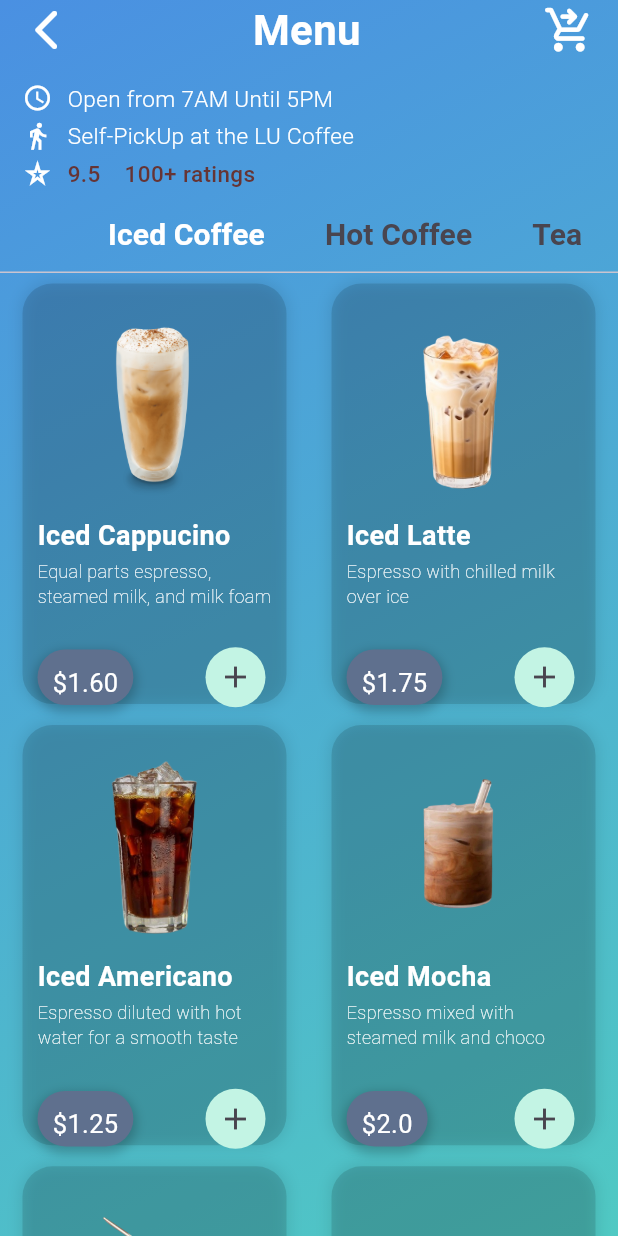
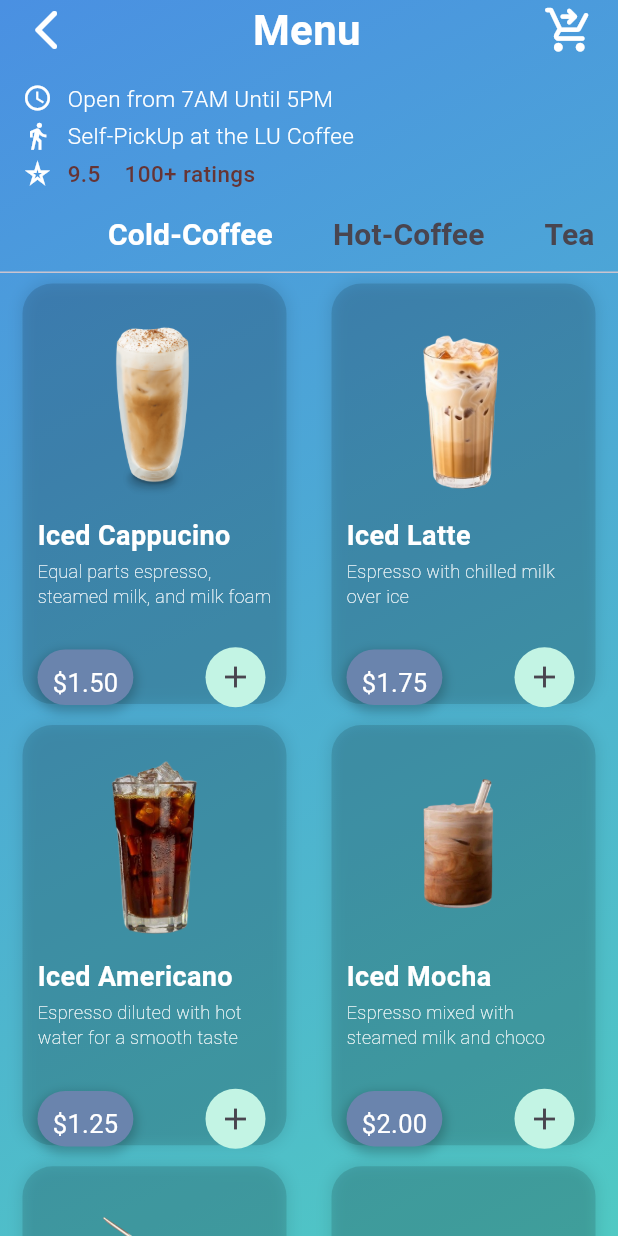
Before and after one commit to lengponay/lucafe, a Flutter app: the MenuPage screen opened by its route, on a phone screen of 412 x 824 dp. Run offline on Flutter 3.47's test engine with Material 3 defaults, Android fonts, the phone set to English and light mode, and no system bars; our stand-ins replace curved_navigation_bar, flutter_slidable, google_fonts; network calls fail.

Commit message:
itemsWidget finsihed-1

```diff
--- a/lib/components/imageCarousel.dart
+++ b/lib/components/imageCarousel.dart
@@ -13,6 +13,9 @@ class _ImageCarouselState extends State<ImageCarousel> {
   int _currentPage = 0;
 
   final List<String> categories = [
+    'lib/images/drinkItems/1a.png',
+    'lib/images/drinkItems/2a.png',
+    'lib/images/drinkItems/3a.png',
     'lib/images/drinkItems/dt4.png',
     'lib/images/drinkItems/dt1.png',
     'lib/images/drinkItems/dt2.png',
--- a/lib/main.dart
+++ b/lib/main.dart
@@ -41,9 +41,7 @@ class _MyAppState extends State<MyApp> {
         '/menu': (context) => MenuPage(),
         '/notification': (context) => Notificationpage(),
         "/order": (context) => OrderPage(),
-        "/payment": (context) => PaymentPage(
-              orderItems: [],
-            ),
+        "/payment": (context) => PaymentPage(orderItems: [],),
         "/trackOrder": (context) => TrackOrder(),
         "/account": (context) => ProfilePage(),
         "/signIn": (context) => SignInPage(),
--- a/lib/pages/IntroPage/singInPage.dart
+++ b/lib/pages/IntroPage/singInPage.dart
@@ -8,7 +8,7 @@ class SignInPage extends StatelessWidget {
   final username = TextEditingController();
   final password = TextEditingController();
 
-   SignInPage({super.key});
+  SignInPage({super.key});
 
   @override
   Widget build(BuildContext context) {
--- a/lib/pages/Order/order.dart
+++ b/lib/pages/Order/order.dart
@@ -345,7 +345,7 @@ class _OrderPageState extends State<OrderPage> {
                             ),
                           ),
                           Text(
-                            "-\$0.00", // Update this value as per the coupon discount logic
+                            "-\0.00៛", // Update this value as per the coupon discount logic
                             style: TextStyle(
                               fontSize: 16,
                             ),
--- a/lib/pages/homePage.dart
+++ b/lib/pages/homePage.dart
@@ -35,7 +35,7 @@ class _HomePageState extends State<HomePage> {
     return Container(
       decoration: BoxDecoration(
         gradient: LinearGradient(
-          colors: [Color(0xFF4A90E2), Color(0xFF50C9C3)],
+          colors: [Color.fromARGB(255, 51, 104, 165), Color.fromARGB(255, 61, 149, 145)],
           begin: Alignment.topLeft,
           end: Alignment.bottomRight,
         ),
--- a/lib/pages/menu.dart
+++ b/lib/pages/menu.dart
@@ -35,7 +35,7 @@ class MenuPage extends StatelessWidget {
                       children: [
                         InkWell(
                           onTap: () {
-                            Navigator.pushNamed(context, "/");
+                            Navigator.pushNamed(context, "/home");
                           },
                           child: Icon(
                             Icons.arrow_back_ios_new_rounded,
@@ -141,8 +141,8 @@ class MenuPage extends StatelessWidget {
                     ),
                     labelPadding: EdgeInsets.symmetric(horizontal: 20),
                     tabs: [
-                      Tab(text: "Iced Coffee"),
-                      Tab(text: "Hot Coffee"),
+                      Tab(text: "Cold-Coffee"),
+                      Tab(text: "Hot-Coffee"),
                       Tab(text: "Tea"),
                       Tab(text: "Milk Tea"),
                       Tab(text: "Soft Drinks"),
--- a/lib/widgets/itemsWidget.dart
+++ b/lib/widgets/itemsWidget.dart
@@ -91,13 +91,13 @@ class _ItemsWidgetState extends State<ItemsWidget> {
   ];
 
   final List<String> price = [
-    "\$1.60",
+    "\$1.50",
     "\$1.75",
     "\$1.25",
-    "\$2.0",
+    "\$2.00",
     "\$1.75",
     "\$1.75",
-    "\$2.5",
+    "\$2.50",
   ];
 
   String currentOption = options[0];
@@ -399,7 +399,7 @@ class _ItemsWidgetState extends State<ItemsWidget> {
                         margin : EdgeInsets.symmetric(vertical: 7),
                         decoration : BoxDecoration(
                           borderRadius : BorderRadius.circular(20),
-                          color: const Color.fromARGB(255, 95, 112, 142),
+                          color: Color.fromARGB(255, 106, 132, 173),
                           boxShadow: [
                             BoxShadow(
                               color: Colors.black.withOpacity(0.2), // Shadow color with opacity
--- a/lib/widgets/itemsWidget2.dart
+++ b/lib/widgets/itemsWidget2.dart
@@ -110,8 +110,8 @@ class _ItemsWidget2State extends State<ItemsWidget2> {
     "Item 5",
     "Item 6",
     "Item 7",
-    "\$1.48",
-    "\$1.66",
+    "\$1.00",
+    "\$1.00",
     "\$1.50",
     "Item 11"
   ];
@@ -196,7 +196,7 @@ class _ItemsWidget2State extends State<ItemsWidget2> {
                       children: [
                         Container(
                           decoration: BoxDecoration(
-                            color: const Color.fromARGB(255, 95, 112, 142),
+                            color:  Color.fromARGB(255, 106, 132, 173),
                             borderRadius: BorderRadius.circular(
                                 18), // Circular shape with radius 18
                             boxShadow: [
--- a/lib/widgets/itemsWidget3.dart
+++ b/lib/widgets/itemsWidget3.dart
@@ -210,7 +210,7 @@ class _IItemsWidget3State extends State<ItemsWidget3> {
                     children: [
                       Container(
                         decoration: BoxDecoration(
-                          color: const Color.fromARGB(255, 95, 112, 142),
+                          color:  Color.fromARGB(255, 106, 132, 173),
                           borderRadius: BorderRadius.circular(
                               18), // Circular shape with radius 18
                           boxShadow: [
--- a/lib/widgets/itemsWidget5.dart
+++ b/lib/widgets/itemsWidget5.dart
@@ -142,10 +142,10 @@ class _ItemsWidget5State extends State<ItemsWidget5> {
     "15",
     "16",
     "17",
-    "\$0.75",
     "\$0.65",
     "\$0.65",
     "\$0.65",
+    "\$1.00",
     "22",
   ];
 
@@ -226,7 +226,7 @@ class _ItemsWidget5State extends State<ItemsWidget5> {
                       children: [
                         Container(
                           decoration: BoxDecoration(
-                            color: const Color.fromARGB(255, 95, 112, 142),
+                            color:  Color.fromARGB(255, 106, 132, 173),
                             borderRadius: BorderRadius.circular(
                                 18), // Circular shape with radius 18
                             boxShadow: [
--- a/pubspec.yaml
+++ b/pubspec.yaml
@@ -93,6 +93,9 @@ flutter:
     - lib/images/drinkItems/dt1.png
     - lib/images/drinkItems/dt2.png
     - lib/images/drinkItems/dt3.png
+    - lib/images/drinkItems/1a.png
+    - lib/images/drinkItems/2a.png
+    - lib/images/drinkItems/3a.png
     - lib/images/recommended/rc1.png
     - lib/images/recommended/rc2.png
     - lib/images/recommended/rc3.png
```
Also changed, not shown: lib/pages/Order/PaymentPage.dart (+4 -6 lines), lib/widgets/itemsWidget4.dart (+19 -16 lines), lib/images/drinkItems/1a.png (added), lib/images/drinkItems/2a.png (added), lib/images/drinkItems/3a.png (added), lib/images/profile/jennie.png (added), lib/images/profile/michael.png (added), lib/images/profile/ronaldo.png (added).
